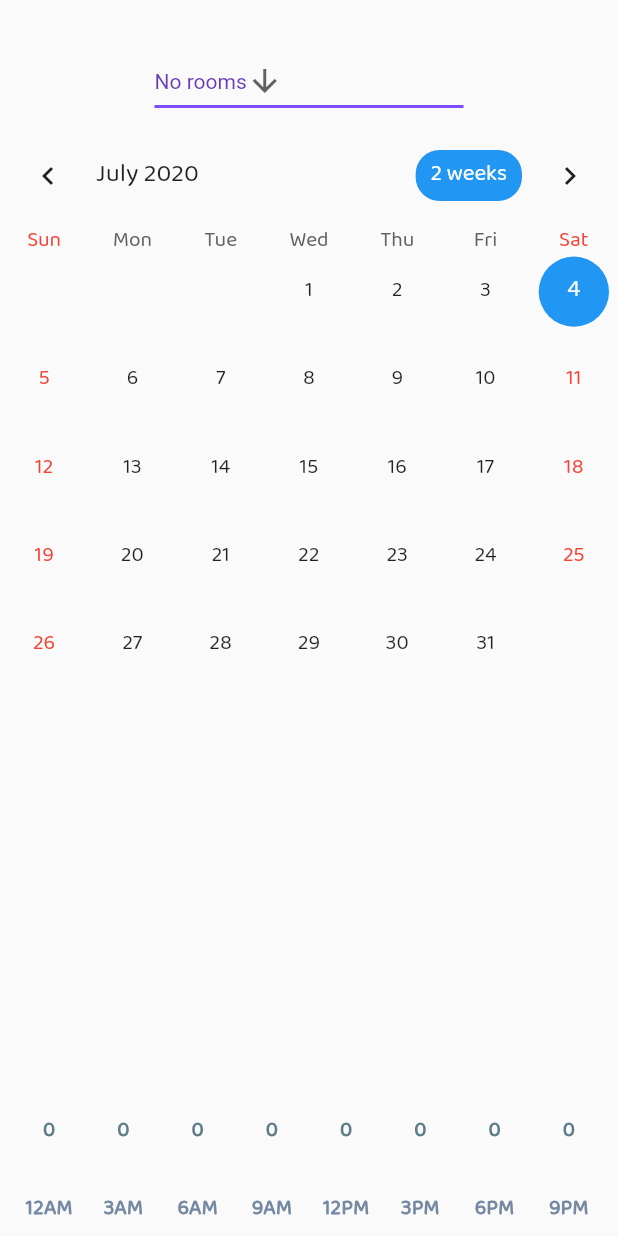
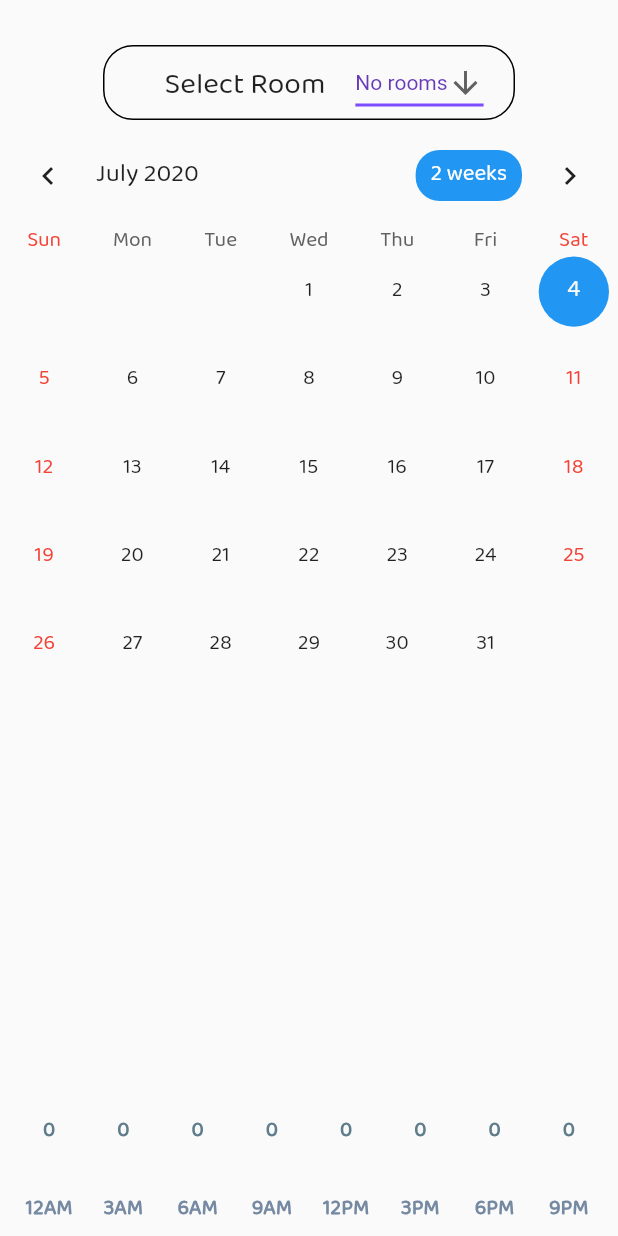
Before and after one commit to richardjoy530/ibis, a Flutter app: the CalenderPage screen opened directly, on a phone screen of 412 x 824 dp. Run offline on Flutter 3.47's test engine with Material 2 defaults, Android fonts, the phone set to English and light mode, and no system bars; drawn by our look-alikes of fl_chart, table_calendar; our stand-ins replace dots_indicator, flare_flutter, flutter_local_notifications, fluttertoast, percent_indicator, shared_preferences and 3 more; missing offline and left inert: qrscan, wifi_iot; accounts and stored records are empty.

Commit message:
drop down

```diff
--- a/lib/calender.dart
+++ b/lib/calender.dart
@@ -7,7 +7,7 @@ import 'package:fl_chart/fl_chart.dart';
 import 'data.dart';
 
 int graphDisplayTemp = 0;
-String dropdownValue;
+String dropdownValue=rooms[0];
 double elapseTimeFunction() {
   if (timeDataList.length != 0) {
     var max = timeDataList[0];
@@ -40,7 +40,8 @@ class _CalenderPageState extends State<CalenderPage> {
           for (int i = 0; i < timeDataList.length; i++) {
             if (date.day == timeDataList[i].startTime.day &&
                 date.month == timeDataList[i].startTime.month &&
-                date.year == timeDataList[i].startTime.year) {
+                date.year == timeDataList[i].startTime.year &&
+                dropdownValue==timeDataList[i].roomName) {
               if (timeDataList[i].startTime.hour >= 0 &&
                   timeDataList[i].startTime.hour < 3) {
                 time3am = timeDataList[i].elapsedTime.toDouble();
@@ -119,9 +120,19 @@ class _CalenderPageState extends State<CalenderPage> {
             padding: const EdgeInsets.fromLTRB(0.0,30.0, 0.0, 0.0),
             child:Container(
               height: 50,
-              width: MediaQuery.of(context).size.width/2,
-              child: DropdownButton<String>(
-                value: rooms.length==0?'No rooms':rooms[0],
+              width: MediaQuery.of(context).size.width/1.5,
+              decoration: BoxDecoration(
+                border: Border.all(),
+                borderRadius: BorderRadius.all(Radius.circular(20.0))
+              ),
+              child: Row(
+                children: <Widget>[
+                  Padding(
+                    padding: const EdgeInsets.fromLTRB(40.0, 6.0, 20.0, 0.0),
+                    child: Text('Select Room',style: TextStyle(fontSize: 20.0),),
+                  ),
+                  DropdownButton<String>(
+                    value: rooms.length==0?'No rooms':dropdownValue,
                     icon: Icon(Icons.arrow_downward),
                     iconSize: 24,
                     elevation: 26,
@@ -133,6 +144,7 @@ class _CalenderPageState extends State<CalenderPage> {
                     onChanged: (String newValue) {
                       setState(() {
                         dropdownValue = newValue;
+                        print(dropdownValue);
                       });
                     },
                     items: rooms.length==0?<String>['No rooms'].map<DropdownMenuItem<String>>((String value) {
@@ -147,6 +159,8 @@ class _CalenderPageState extends State<CalenderPage> {
                         child: Text(value),
                       );
                     }).toList(),
+                  ),
+                ],
               ),
             ),
           ),
@@ -302,10 +316,13 @@ class _CalenderPageState extends State<CalenderPage> {
       onDaySelected: (date, events) {
         graphDisplayTemp = 1;
         setState(() {
+          print('date selected');
+          print(dropdownValue);
           for (int i = 0; i < timeDataList.length; i++) {
             if (date.day == timeDataList[i].startTime.day &&
                 date.month == timeDataList[i].startTime.month &&
-                date.year == timeDataList[i].startTime.year) {
+                date.year == timeDataList[i].startTime.year &&
+                dropdownValue==timeDataList[i].roomName) {
               if (timeDataList[i].startTime.hour >= 0 &&
                   timeDataList[i].startTime.hour < 3) {
                 time3am = timeDataList[i].elapsedTime.toDouble();
```
Lines whose indentation alone changed are shown as unchanged.
